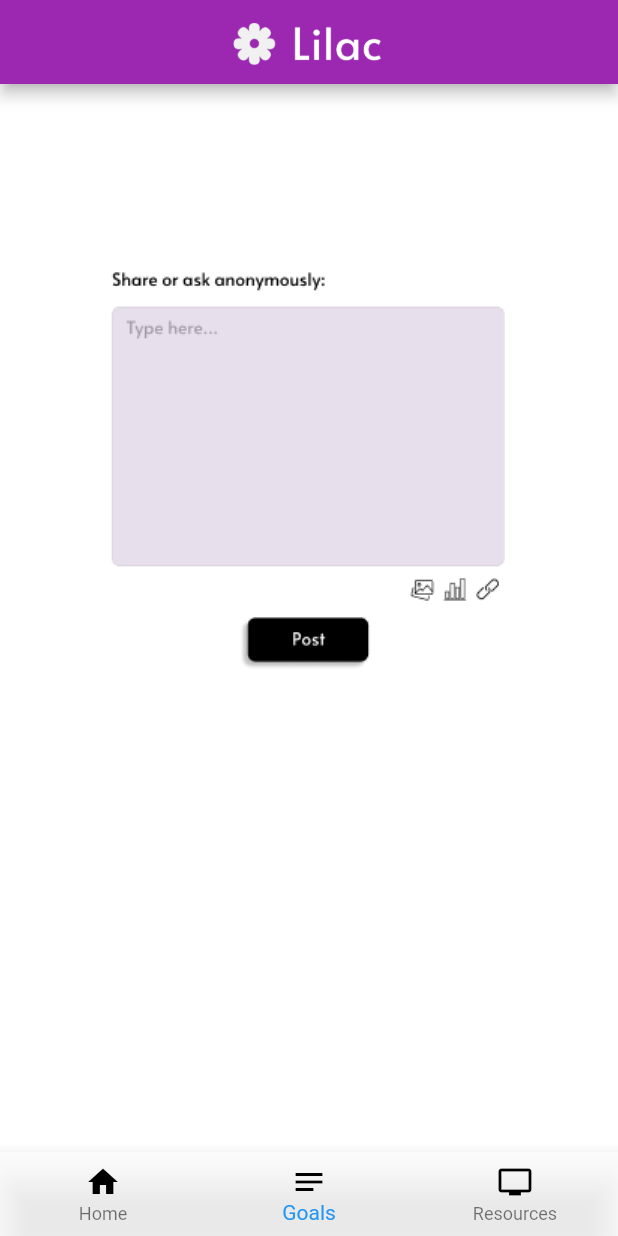
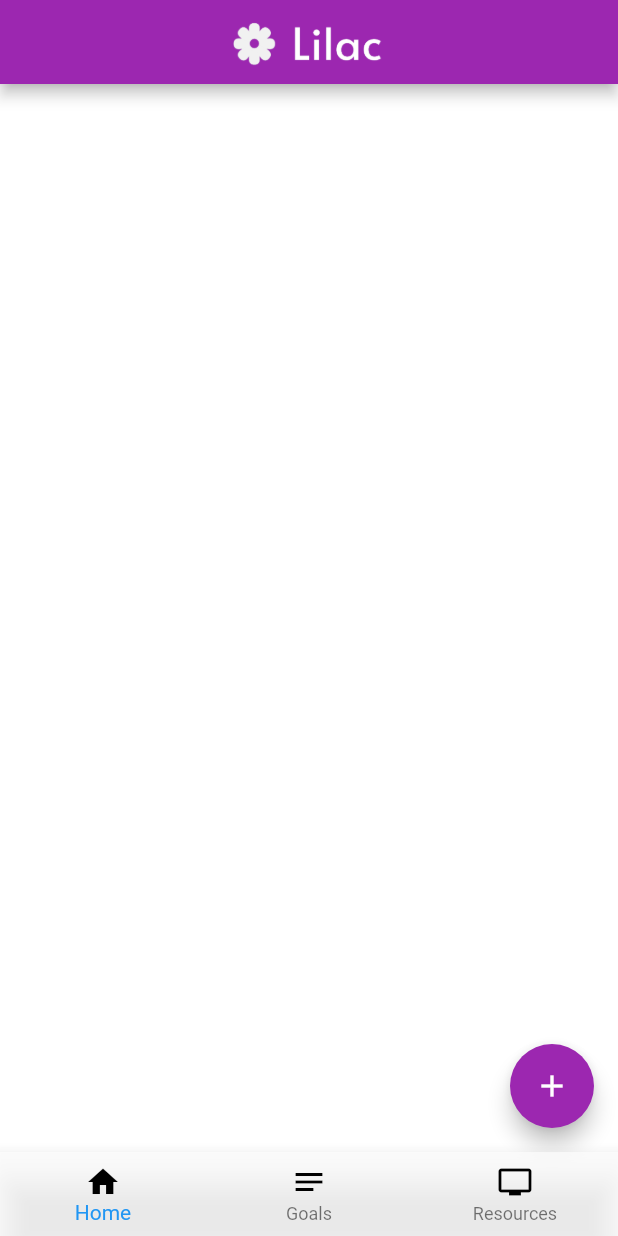
Before and after one commit to rmurudkar/Hack-Violet-Hackathon, a Flutter app: the screen it shows after launch, item 2 of the bottom bar chosen, on a phone screen of 412 x 824 dp. Run offline on Flutter 3.47's test engine with Material 2 defaults, Android fonts, the light colour scheme and no system bars.

Commit message:
working app

```diff
--- a/lilac/lib/feed_screen.dart
+++ /dev/null
@@ -1,21 +0,0 @@
-import 'package:flutter/material.dart';
-import 'package:lilac/nav.dart';
-
-class Feed extends StatelessWidget {
-  @override
-  Widget build(BuildContext context) {
-    return MaterialApp(
-      home: Scaffold(
-        resizeToAvoidBottomInset: false,
-        backgroundColor: Colors.white,
-        appBar: AppBar(
-          centerTitle: true,
-          title:
-              Image.asset('assets/flower.png', fit: BoxFit.contain, height: 40),
-          backgroundColor: Colors.purple,
-        ),
-        body: Image.asset("assets/Capture.PNG", height: 500.0, width: 500.0),
-      ),
-    );
-  }
-}
--- /dev/null
+++ b/lilac/lib/goals.dart
@@ -0,0 +1,104 @@
+import 'package:flutter/material.dart';
+import 'package:lilac/nav.dart';
+
+class Goals extends StatefulWidget {
+  @override
+  _GoalsState createState() => _GoalsState();
+}
+
+class _GoalsState extends State<Goals> {
+  List<String> _todoItems = [];
+
+  void _addTodoItem(String task) {
+    if (task.length > 0) {
+      setState(() => _todoItems.add(task));
+    }
+  }
+
+  void _removeTodoItem(int index) {
+    setState(() => _todoItems.removeAt(index));
+  }
+
+  // Function removes a goal
+  void _promptRemoveTodoItem(int index) {
+    showDialog(
+        context: context,
+        builder: (BuildContext context) {
+          return new AlertDialog(
+              title: Text('Mark "${_todoItems[index]}" as done?'),
+              actions: <Widget>[
+                FlatButton(
+                    child: Text('CANCEL', style: TextStyle(color: Colors.purple),),
+                    onPressed: () => Navigator.of(context).pop()),
+                FlatButton(
+                    child: Text('MARK AS COMPLETED', style: TextStyle(color: Colors.purple),),
+                    onPressed: () {
+                      _removeTodoItem(index);
+                      Navigator.of(context).pop();
+                    })
+              ]);
+        });
+  }
+
+  // Constructs our list of goals
+  Widget _buildTodoList() {
+    return ListView.builder(
+      // ignore: missing_return
+      itemBuilder: (context, index) {
+        if (index < _todoItems.length) {
+          return _buildTodoItem(_todoItems[index], index);
+        }
+      },
+    );
+  }
+
+  // Adds a new goal to the screen
+  void _pushAddTodoScreen() {
+    Navigator.of(context).push(MaterialPageRoute(builder: (context) {
+      return Scaffold(
+          appBar: AppBar(
+            title: Text('Add A New Goal'),
+            backgroundColor: Colors.purple,
+          ),
+          body: TextField(
+            autofocus: true,
+            onSubmitted: (val) {
+              _addTodoItem(val);
+              Navigator.pop(context); // Close the add todo screen
+            },
+            decoration: InputDecoration(
+                hintText: 'Set new goal...',
+                contentPadding: const EdgeInsets.all(16.0)),
+          ));
+    }));
+  }
+
+  // Build a single goal
+  Widget _buildTodoItem(String todoText, int index) {
+    return ListTile(
+        title: Text(todoText), onTap: () => _promptRemoveTodoItem(index));
+  }
+
+  @override
+  Widget build(BuildContext context) {
+    return MaterialApp(
+      debugShowCheckedModeBanner: false,
+      home: Scaffold(
+        resizeToAvoidBottomInset: false,
+        backgroundColor: Colors.white,
+        appBar: AppBar(
+          centerTitle: true,
+          title:
+              Image.asset('assets/flower.png', fit: BoxFit.contain, height: 40),
+          backgroundColor: Colors.purple,
+        ),
+        body: _buildTodoList(),
+        floatingActionButton: new FloatingActionButton(
+            backgroundColor: Colors.purple,
+            onPressed: _pushAddTodoScreen,
+            tooltip: 'Add task',
+            child: Icon(Icons.add)),
+      ),
+    );
+  }
+}
--- a/lilac/lib/nav.dart
+++ b/lilac/lib/nav.dart
@@ -1,6 +1,6 @@
 import 'package:flutter/material.dart';
 import 'package:lilac/home_screen.dart';
-import 'package:lilac/feed_screen.dart';
+import 'package:lilac/goals.dart';
 import 'package:lilac/third_screen.dart';
 
 class Nav extends StatefulWidget {
@@ -9,12 +9,15 @@ class Nav extends StatefulWidget {
 }
 
 class _NavState extends State<Nav> {
+
   int _selectedIndex = 0;
+
   List<Widget> _widgetOptions = <Widget>[
     Home(),
-    Feed(),
+    Goals(),
     ThirdScreen(),
   ];
+
 
   void _onItemtap(int index) {
     setState(() {
@@ -25,9 +28,17 @@ class _NavState extends State<Nav> {
   @override
   Widget build(BuildContext context) {
     return MaterialApp(
+      debugShowCheckedModeBanner: false,
       home: Scaffold(
         body: Center(
-          child: _widgetOptions.elementAt(_selectedIndex),
+          child: IndexedStack(
+            index: _selectedIndex,
+            children: [
+              Home(),
+              Goals(),
+              ThirdScreen(),
+            ],
+          ),
         ),
         bottomNavigationBar: BottomNavigationBar(
           backgroundColor: Colors.white70,
@@ -54,7 +65,6 @@ class _NavState extends State<Nav> {
               title: Text("Resources", style: TextStyle(color: Colors.black)),
             ),
           ],
-          currentIndex: _selectedIndex,
           onTap: _onItemtap,
         ),
       ),
```
